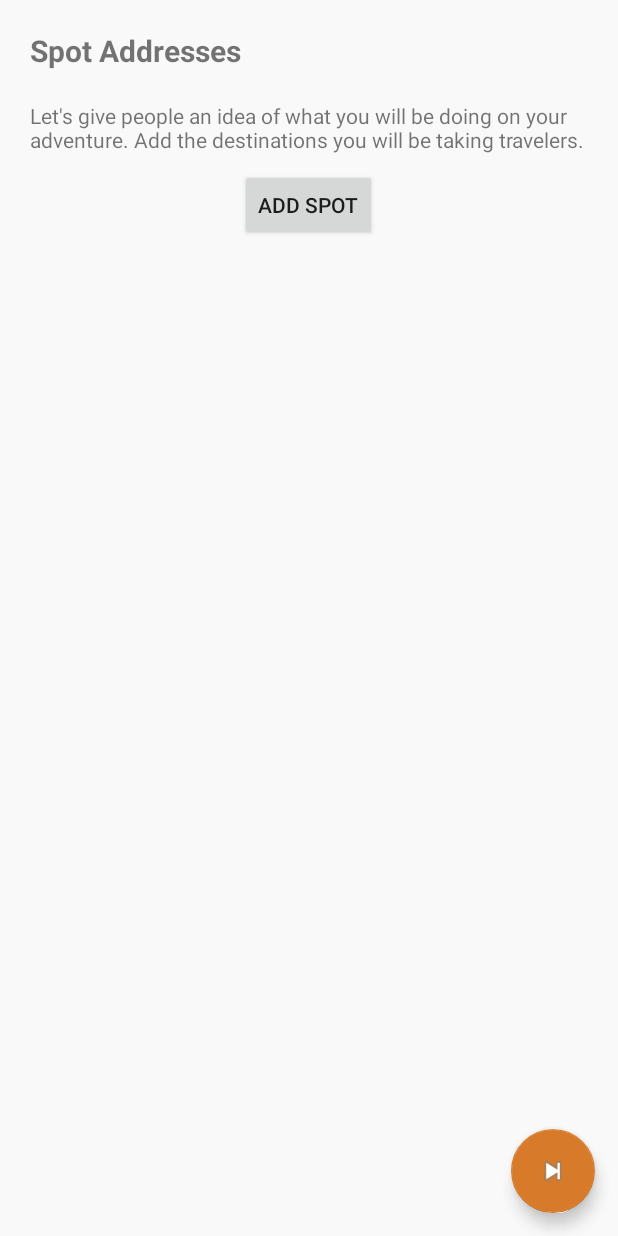
After one commit to Sriniketh/thelocalnick, an Android app: the fragment SpotFragment shown on its own in the app's theme, on a phone screen of 412 x 824 dp. The commit adds this screen. Run offline under Robolectric (Android 15) with nearby library versions, the phone set to English and light mode, and no system bars; our stand-ins replace data binding.

Commit message:
create tour screens

```diff
--- a/app/build.gradle
+++ b/app/build.gradle
@@ -95,6 +95,7 @@ dependencies {
     compile 'com.squareup.picasso:picasso:2.3.3'
     compile 'com.android.support:design:25.3.0'
 
+    compile 'com.android.support:design:25.1.0'
 
 }
 
--- /dev/null
+++ b/app/src/main/java/booboo/thelocalnick/CreateTour/CreateTourViewModel.kt
@@ -0,0 +1,15 @@
+package booboo.thelocalnick.CreateTour
+
+import android.support.v7.widget.RecyclerView
+import android.view.View
+
+class CreateTourViewModel {
+    var spotFragment: SpotFragment? = null
+    var recyclerView: RecyclerView? = null
+
+    fun onAddSpotClicked(): View.OnClickListener {
+        return View.OnClickListener { view ->
+            spotFragment?.showAddSpotDialog()
+        }
+    }
+}
--- /dev/null
+++ b/app/src/main/java/booboo/thelocalnick/CreateTour/SpotFragment.kt
@@ -0,0 +1,58 @@
+package booboo.thelocalnick.CreateTour
+
+import android.app.Dialog
+import android.os.Bundle
+import android.support.v7.app.AlertDialog
+import android.support.v7.widget.LinearLayoutManager
+import android.support.v7.widget.RecyclerView
+import android.view.LayoutInflater
+import android.view.View
+import android.view.ViewGroup
+import android.widget.EditText
+import booboo.thelocalnick.R
+import booboo.thelocalnick.data.Spot
+import booboo.thelocalnick.databinding.FragmentCreateTourSpotDescriptionBinding
+import booboo.thelocalnick.utils.BaseFragment
+import java.util.ArrayList
+
+
+class SpotFragment : BaseFragment() {
+    var binding: FragmentCreateTourSpotDescriptionBinding? = null
+    val list: ArrayList<Spot> = ArrayList()
+    var recyclerView: RecyclerView? = null
+    private var recyclerAdapter: SpotRecyclerViewAdapter? = null
+
+    override fun onCreateView(inflater: LayoutInflater?, container: ViewGroup?, savedInstanceState: Bundle?): View? {
+        super.onCreateView(inflater, container, savedInstanceState)
+        binding = FragmentCreateTourSpotDescriptionBinding.inflate(inflater, container, false)
+        val ctvm = CreateTourViewModel()
+        ctvm.spotFragment = this
+
+        recyclerAdapter = SpotRecyclerViewAdapter(list)
+        recyclerView = binding?.spotListView
+        recyclerView?.layoutManager = LinearLayoutManager(this.activity, LinearLayoutManager.VERTICAL, false)
+        recyclerView?.setHasFixedSize(true)
+        recyclerView?.adapter = recyclerAdapter
+        ctvm.recyclerView = recyclerView
+
+        binding?.ctvm = ctvm
+        return binding?.root
+    }
+
+    fun showAddSpotDialog() {
+        var dialog: AlertDialog? = null
+        val builder = AlertDialog.Builder(this.activity)
+        builder.setView(R.layout.add_spot_alert_dialog).setPositiveButton("ADD",
+                { dialogInterface, i ->
+                    val dialog2 = dialogInterface as Dialog
+                    val name = dialog2.findViewById(R.id.add_spot_name) as EditText
+                    val address = dialog2.findViewById(R.id.add_spot_address) as EditText
+                    val description = dialog2.findViewById(R.id.add_spot_description) as EditText
+                    val spot: Spot = Spot(name.text.toString(), address.text.toString(), description.text.toString())
+                    list.add(spot)
+                    recyclerAdapter?.notifyDataSetChanged()
+                })
+        dialog = builder.create()
+        dialog.show()
+    }
+}
--- /dev/null
+++ b/app/src/main/java/booboo/thelocalnick/CreateTour/SpotRecyclerViewAdapter.java
@@ -0,0 +1,40 @@
+package booboo.thelocalnick.CreateTour;
+
+import android.content.Context;
+import android.support.v7.widget.RecyclerView;
+import android.view.LayoutInflater;
+import android.view.View;
+import android.view.ViewGroup;
+
+import java.util.List;
+
+import booboo.thelocalnick.R;
+import booboo.thelocalnick.data.Spot;
+
+class SpotRecyclerViewAdapter extends RecyclerView.Adapter<SpotViewHolder> {
+    private List<Spot> spots;
+
+    public SpotRecyclerViewAdapter(List<Spot> spots) {
+        this.spots = spots;
+    }
+
+    @Override
+    public SpotViewHolder onCreateViewHolder(ViewGroup parent, int viewType) {
+        Context context = parent.getContext();
+        LayoutInflater inflater = LayoutInflater.from(context);
+        View container = inflater.inflate(R.layout.spot_card_view, parent, false);
+
+        return new SpotViewHolder(container);
+    }
+
+    @Override
+    public void onBindViewHolder(SpotViewHolder holder, int position) {
+        Spot spotItem = spots.get(position);
+        holder.bind(spotItem);
+    }
+
+    @Override
+    public int getItemCount() {
+        return spots.size();
+    }
+}
--- /dev/null
+++ b/app/src/main/res/layout/fragment_create_tour_spot_description.xml
@@ -0,0 +1,68 @@
+<layout xmlns:app="http://schemas.android.com/apk/res-auto">
+
+    <data>
+
+        <variable
+            name="ctvm"
+            type="booboo.thelocalnick.CreateTour.CreateTourViewModel" />
+    </data>
+
+    <android.support.design.widget.CoordinatorLayout xmlns:android="http://schemas.android.com/apk/res/android"
+        android:layout_width="match_parent"
+        android:layout_height="match_parent">
+
+        <LinearLayout
+            android:layout_width="match_parent"
+            android:layout_height="match_parent"
+            android:background="@color/backgroundGray"
+            android:orientation="vertical"
+            android:tag="layout/fragment_create_tour_spot_description_0">
+
+            <LinearLayout
+                android:layout_width="match_parent"
+                android:layout_height="wrap_content"
+                android:orientation="vertical"
+                android:padding="10dp">
+
+                <TextView
+                    android:layout_width="match_parent"
+                    android:layout_height="match_parent"
+                    android:padding="10dp"
+                    android:text="@string/create_tour_spot_heading"
+                    android:textSize="20sp"
+                    android:textStyle="bold" />
+
+                <TextView
+                    android:layout_width="match_parent"
+                    android:layout_height="match_parent"
+                    android:padding="10dp"
+                    android:text="@string/create_tour_spot_description" />
+
+                <Button
+                    android:layout_width="wrap_content"
+                    android:layout_height="wrap_content"
+                    android:layout_gravity="center"
+                    android:onClick="@{ctvm.onAddSpotClicked()}"
+                    android:text="@string/create_tour_add_spot_button" />
+            </LinearLayout>
+
+            <android.support.v7.widget.RecyclerView
+                android:id="@+id/spot_list_view"
+                android:layout_width="match_parent"
+                android:layout_height="match_parent"
+                android:padding="10dp"
+                android:layout_margin="10dp"/>
+        </LinearLayout>
+
+        <android.support.design.widget.FloatingActionButton
+            android:id="@+id/fab"
+            android:layout_width="wrap_content"
+            android:layout_height="wrap_content"
+            android:layout_margin="15dp"
+            android:src="@android:drawable/ic_media_next"
+            app:backgroundTint="@color/colorPrimary"
+            app:layout_anchor="@id/spot_list_view"
+            app:layout_anchorGravity="bottom|right|end" />
+
+    </android.support.design.widget.CoordinatorLayout>
+</layout>
--- a/app/src/main/res/values/strings.xml
+++ b/app/src/main/res/values/strings.xml
@@ -214,4 +214,15 @@
     <string name="navigation_drawer_open">Open navigation drawer</string>
     <string name="navigation_drawer_close">Close navigation drawer</string>
 
+
+    <!-- Create Tour -->
+    <string name="create_tour_add_spot_button">Add Spot</string>
+    <string name="create_tour_spot_heading">Spot Addresses</string>
+    <string name="create_tour_spot_description">Let\'s give people an idea of what you will be doing on your adventure. Add the destinations you will be taking travelers.</string>
+    <string name="spot_card_name">Name</string>
+    <string name="spot_card_address">Address</string>
+    <string name="spot_card_description">Description</string>
+    <string name="add_spot_name">Spot Name</string>
+    <string name="add_spot_address">Spot Address</string>
+    <string name="add_spot_description">Spot Description</string>
 </resources>
```
Also changed, not shown: app/src/main/java/booboo/thelocalnick/CreateTour/SpotViewHolder.java (added, +21 -0 lines), app/src/main/java/booboo/thelocalnick/MainActivity.kt (+12 -0 lines), app/src/main/java/booboo/thelocalnick/data/Spot.kt (added, +13 -0 lines), app/src/main/res/layout/add_spot_alert_dialog.xml (added, +25 -0 lines), app/src/main/res/layout/spot_card_view.xml (added, +44 -0 lines).
